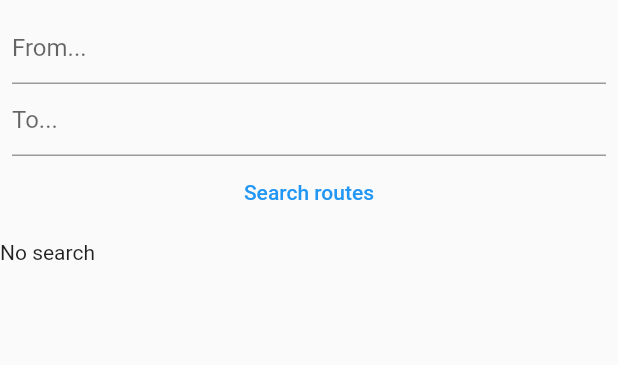
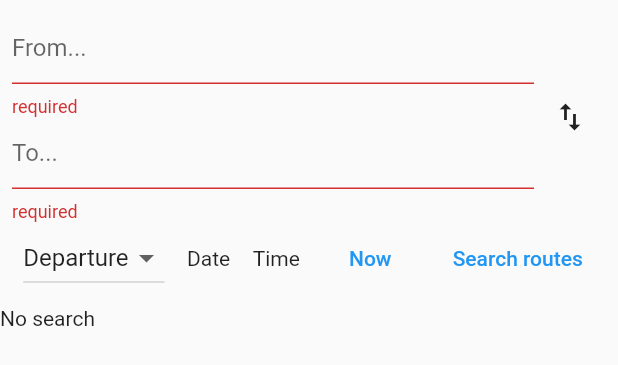
Before and after one commit to siiruli/bussit-flutter, a Flutter app: the ItineraryForm widget shown alone on an empty page, opened directly, after a tap on "Search routes", on a phone screen of 412 x 824 dp. Shown: the top 365 px of the screen. Run offline on Flutter 3.47's test engine with Material 2 defaults, Android fonts, the phone set to English and light mode, and no system bars; our stand-ins replace floor, flutter_hooks, graphql, graphql_flutter, sqflite; missing offline and left inert: gql; accounts and stored records are empty; generated files the repository leaves out were written again; statements that could not run were skipped.

Commit message:
Add buttons to itinerary form

```diff
--- a/lib/ui/itinerary_view.dart
+++ b/lib/ui/itinerary_view.dart
@@ -4,6 +4,8 @@ import 'package:bussit/api/location_api.dart';
 import 'package:bussit/model/address.dart';
 import 'package:bussit/ui/widgets/itineraries/itinerary_list.dart';
 import 'package:flutter/material.dart';
+import 'dart:developer' as developer;
+
 
 class ItineraryView extends StatelessWidget {
   const ItineraryView({Key? key}) : super(key: key);
@@ -25,8 +27,13 @@ class _ItineraryFormState extends State<ItineraryForm>  with AutomaticKeepAliveC
 
   final _formKey = GlobalKey<FormState>();
   Address? _locationFrom, _locationTo;
+  bool _arriveBy = false;
+  Widget? _result;
+  DateTime? _date;
+  DateTime? _time;
 
-  Widget? _result;
+  Key _keyFrom = GlobalKey();
+  Key _keyTo = GlobalKey();
 
   @override
   bool get wantKeepAlive => true;
@@ -53,25 +60,78 @@ class _ItineraryFormState extends State<ItineraryForm>  with AutomaticKeepAliveC
   @override
   Widget build(BuildContext context) {
     super.build(context);
-    // List stops that is rebuilt when the id-list changes
+
+    // places
+    final fieldFrom = LocationField(
+      key: _keyFrom,
+      hint: "From...",
+      onSaved: (Address? value){_locationFrom = value;},
+    );
+    final fieldTo = LocationField(
+      key: _keyTo,
+      hint: "To...",
+      onSaved: (Address? value){_locationTo = value;},
+    );
+    final swapButton = IconButton(
+      icon: const Icon(Icons.swap_vert),
+      onPressed: (){
+        // Swap from and to
+        _formKey.currentState?.save();
+        setState(() {
+          final tmp = _keyFrom;
+          _keyFrom = _keyTo;
+          _keyTo = tmp;
+        });
+      },
+    );
+    final places = Row(children: [
+      Expanded(child: Column(children: [
+        fieldFrom, fieldTo
+      ],)),
+      swapButton,
+    ],);
+    // time
+    const dateChooser = Text('Date');
+    const timeChooser = Text('Time');
+    final nowButton = TextButton(
+      onPressed: () => setState(() {
+        _date = null;
+        _time = null;
+      }),
+      child: const Text('Now'),
+    );
+    final arrivalOrDeparture = DropdownButton<bool>(
+      value: _arriveBy,
+      items: const [
+        DropdownMenuItem(value: false, child: Text("Departure")),
+        DropdownMenuItem(value: true, child: Text("Arrival")),
+      ],
+      onChanged: (bool? value) {
+        setState(() {
+          _arriveBy = value ?? _arriveBy;
+        });
+      }
+    );
+
+
     final form = Padding(
       padding: const EdgeInsets.all(8),
       child: Form(
         key: _formKey,
-        child: Column(children: [
-          LocationField(
-            hint: "From...",
-            initialValue: _locationFrom,
-            onSaved: (Address? value){_locationFrom = value;},
-          ),
-          LocationField(
-            hint: "To...",
-            onSaved: (Address? value){_locationTo = value;},
-            initialValue: _locationTo,
-          ),
-          TextButton(
-            onPressed: saveResult,
-            child: const Text("Search routes"),
+        child: Column(
+          children: [places,
+          Row(
+            children: [
+              arrivalOrDeparture,
+              dateChooser,
+              timeChooser,
+              nowButton,
+              TextButton(
+                onPressed: saveResult,
+                child: const Text("Search routes"),
+              ),
+            ],
+            mainAxisAlignment: MainAxisAlignment.spaceAround,
           ),
         ]),
       ),
@@ -96,17 +156,14 @@ String autocompleteOptionString(Address feature){
 class LocationField extends StatelessWidget {
   const LocationField({
     this.hint, this.onSaved, Key? key,
-    this.initialValue,
   }) : super(key: key);
 
   final String? hint;
   final Function(Address?)? onSaved;
-  final Address? initialValue;
   @override
   Widget build(BuildContext context) {
     return FormField<Address?>(
       onSaved: onSaved,
-      initialValue: initialValue,
       validator: (value){return value == null ? "Missing location" : null;},
       builder: (FormFieldState<Address?> field){
         return Autocomplete<Address>(
@@ -118,6 +175,9 @@ class LocationField extends StatelessWidget {
           },
           fieldViewBuilder: (context, textEditingController, focusNode, onFieldSubmitted){
             return TextFormField(
+              validator: (value){
+                return (field.value == null) ? "required" : null;
+              },
               focusNode: focusNode,
               controller: textEditingController,
               decoration: InputDecoration(hintText: hint),
```
